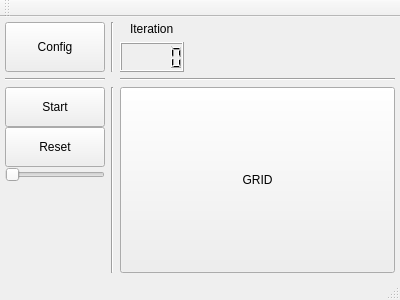
This is MainWindow/mainwindow.ui in Skwara/CA_Suite as Qt 5 draws it before an edit. The edited form follows.
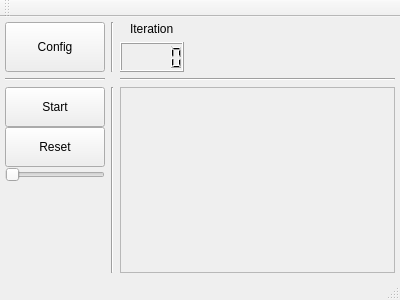
This is the edited form.

The edit to the form file:
```diff
--- a/MainWindow/mainwindow.ui
+++ b/MainWindow/mainwindow.ui
@@ -64,25 +64,6 @@
         </item>
        </layout>
       </item>
-      <item row="2" column="2">
-       <widget class="QPushButton" name="GridMock">
-        <property name="sizePolicy">
-         <sizepolicy hsizetype="Expanding" vsizetype="Expanding">
-          <horstretch>0</horstretch>
-          <verstretch>0</verstretch>
-         </sizepolicy>
-        </property>
-        <property name="minimumSize">
-         <size>
-          <width>200</width>
-          <height>150</height>
-         </size>
-        </property>
-        <property name="text">
-         <string>GRID</string>
-        </property>
-       </widget>
-      </item>
       <item row="2" column="0">
        <layout class="QVBoxLayout" name="ControlsLayout">
         <property name="spacing">
@@ -262,6 +243,23 @@
         </property>
        </widget>
       </item>
+      <item row="2" column="2">
+       <widget class="QScrollArea" name="scrollArea_cells">
+        <property name="widgetResizable">
+         <bool>true</bool>
+        </property>
+        <widget class="QWidget" name="scrollAreaWidgetContents">
+         <property name="geometry">
+          <rect>
+           <x>0</x>
+           <y>0</y>
+           <width>256</width>
+           <height>155</height>
+          </rect>
+         </property>
+        </widget>
+       </widget>
+      </item>
      </layout>
     </item>
    </layout>
```
